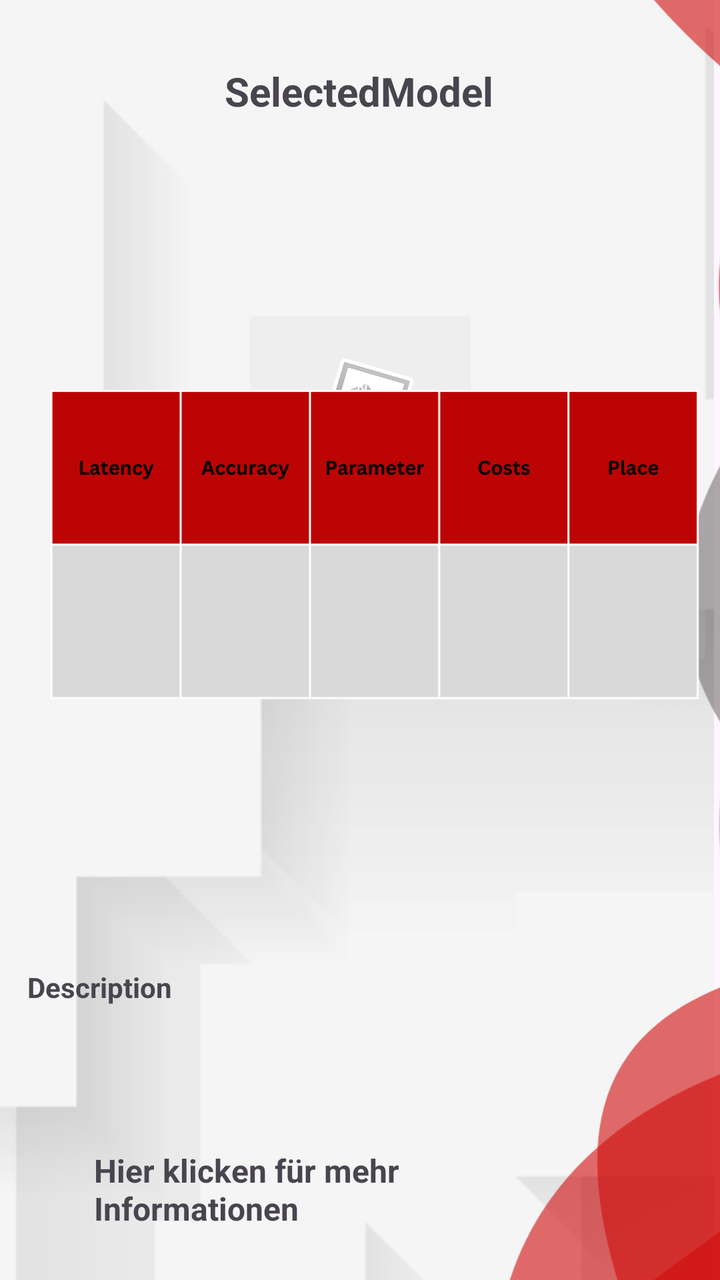
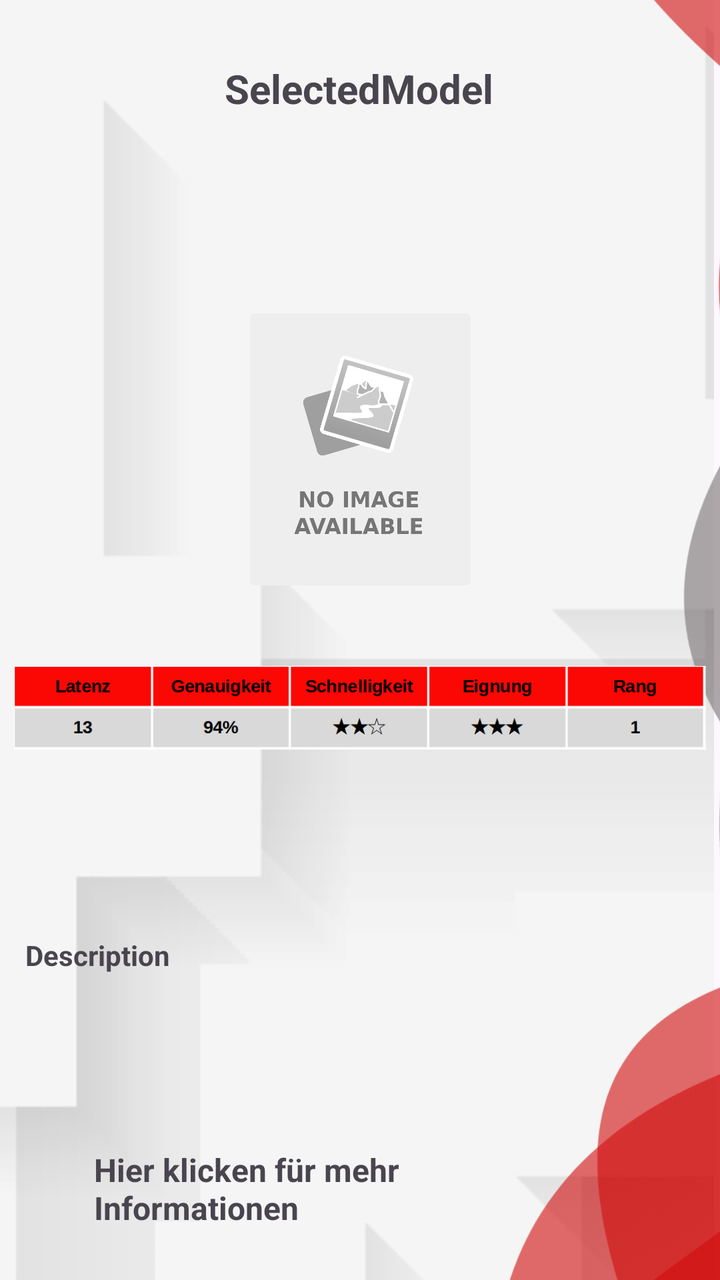

Screens rendered from an Android XML layout before and after an edit, with the pre-edit source and the edit as a unified diff.
<!-- AndroidManifest.xml: application theme Theme.TrafficSceneAnalyser -->
<!-- res/layout/activity_model_info.xml -->
<?xml version="1.0" encoding="utf-8"?>
<androidx.constraintlayout.widget.ConstraintLayout xmlns:android="http://schemas.android.com/apk/res/android"
    xmlns:app="http://schemas.android.com/apk/res-auto"
    xmlns:tools="http://schemas.android.com/tools"
    android:id="@+id/main"
    android:layout_width="match_parent"
    android:layout_height="match_parent"
    tools:context=".analysisInfoPage">

    

    <ImageView
        android:id="@+id/backg"
        android:layout_width="904dp"
        android:layout_height="897dp"
        app:layout_constraintBottom_toBottomOf="parent"
        app:layout_constraintEnd_toEndOf="parent"
        app:layout_constraintHorizontal_bias="1.0"
        app:layout_constraintStart_toStartOf="parent"
        app:layout_constraintTop_toTopOf="parent"
        app:layout_constraintVertical_bias="0.12"
        app:srcCompat="@drawable/background" />

    

    

    <ImageView
        android:id="@+id/imageView5"
        android:layout_width="484dp"
        android:layout_height="773dp"
        app:layout_constraintBottom_toBottomOf="parent"
        app:layout_constraintEnd_toEndOf="parent"
        app:layout_constraintHorizontal_bias="0.505"
        app:layout_constraintStart_toStartOf="parent"
        app:layout_constraintTop_toTopOf="parent"
        app:layout_constraintVertical_bias="0.941"
        app:srcCompat="@drawable/perfectlayout2" />

    <TextView
        android:id="@+id/modelInfoDescTextView"
        android:layout_width="333dp"
        android:layout_height="116dp"
        android:layout_marginTop="484dp"
        android:text="Description"
        android:textStyle="bold"
        app:layout_constraintEnd_toEndOf="parent"
        app:layout_constraintStart_toStartOf="parent"
        app:layout_constraintTop_toTopOf="parent" />

    <TextView
        android:id="@+id/modelInfoHeadlineTextview"
        android:layout_width="230dp"
        android:layout_height="70dp"
        android:text="SelectedModel"
        android:textAlignment="center"
        android:textSize="20sp"
        android:textStyle="bold"
        app:layout_constraintBottom_toTopOf="@+id/modelInfoDescTextView"
        app:layout_constraintEnd_toEndOf="parent"
        app:layout_constraintHorizontal_bias="0.496"
        app:layout_constraintStart_toStartOf="parent"
        app:layout_constraintTop_toTopOf="parent"
        app:layout_constraintVertical_bias="0.077" />

    <TextView
        android:id="@+id/modelInfoDevsTextView"
        android:layout_width="250dp"
        android:layout_height="53dp"
        android:layout_marginBottom="16dp"
        android:autoLink="web"
        android:text="@string/modelInfoDevs"
        android:textSize="16sp"
        android:textStyle="bold"
        app:layout_constraintBottom_toBottomOf="parent"
        app:layout_constraintEnd_toEndOf="parent"
        app:layout_constraintHorizontal_bias="0.426"
        app:layout_constraintStart_toStartOf="parent"
        app:layout_constraintTop_toBottomOf="@+id/modelInfoDescTextView"
        app:layout_constraintVertical_bias="0.891" />

    <TextView
        android:id="@+id/modelInfoCostsTextView"
        android:layout_width="233dp"
        android:layout_height="42dp"
        android:layout_marginBottom="16dp"
        android:text="@string/modelInfoCosts"
        android:textSize="16sp"
        android:textStyle="bold"
        app:layout_constraintBottom_toTopOf="@+id/modelInfoDevsTextView"
        app:layout_constraintEnd_toEndOf="parent"
        app:layout_constraintHorizontal_bias="0.381"
        app:layout_constraintStart_toStartOf="parent"
        app:layout_constraintTop_toBottomOf="@+id/modelInfoDescTextView"
        app:layout_constraintVertical_bias="0.862" />

    <ImageView
        android:id="@+id/modelInfoLogoImageView"
        android:layout_width="271dp"
        android:layout_height="136dp"
        android:layout_marginTop="56dp"
        app:layout_constraintBottom_toTopOf="@+id/modelInfoDescTextView"
        app:layout_constraintEnd_toEndOf="parent"
        app:layout_constraintStart_toStartOf="parent"
        app:layout_constraintTop_toBottomOf="@+id/modelInfoHeadlineTextview"
        app:layout_constraintVertical_bias="0.0"
        app:srcCompat="@drawable/image_not_found" />

    <ImageView
        android:id="@+id/modelInfoBenchmarkImageView"
        android:layout_width="355dp"
        android:layout_height="772dp"
        android:layout_marginTop="50dp"
        app:layout_constraintBottom_toBottomOf="@+id/imageView5"
        app:layout_constraintEnd_toEndOf="parent"
        app:layout_constraintHorizontal_bias="0.21"
        app:layout_constraintStart_toStartOf="parent"
        app:layout_constraintTop_toTopOf="@+id/modelInfoLogoImageView"
        app:layout_constraintVertical_bias="0.855"
        app:srcCompat="@drawable/tabelle" />

    


</androidx.constraintlayout.widget.ConstraintLayout>
<!-- resources referenced by this layout -->
<resources>
  <!-- drawable background: png bitmap (drawable-hdpi, 37305 bytes) -->
  <!-- drawable image_not_found: png bitmap (drawable, 38816 bytes) -->
  <!-- drawable perfectlayout2: png bitmap (drawable-hdpi, 51025 bytes) -->
  <!-- drawable tabelle: png bitmap (drawable, 19282 bytes) -->
  <string name="modelInfoCosts"> Hier klicken für aktuelle Preise </string>
  <string name="modelInfoDevs"> Hier klicken für mehr Informationen </string>
  <style name="Theme.TrafficSceneAnalyser" parent="Base.Theme.TrafficSceneAnalyser" />
  <style name="Base.Theme.TrafficSceneAnalyser" parent="Theme.Material3.DayNight.NoActionBar">
          
          
      </style>
</resources>

<!-- the commit's change to res/layout/activity_model_info.xml (unified diff, before → after) -->
@@ -39,9 +39,9 @@
 
     <TextView
         android:id="@+id/modelInfoDescTextView"
-        android:layout_width="333dp"
-        android:layout_height="116dp"
-        android:layout_marginTop="484dp"
+        android:layout_width="335dp"
+        android:layout_height="130dp"
+        android:layout_marginTop="468dp"
         android:text="Description"
         android:textStyle="bold"
         app:layout_constraintEnd_toEndOf="parent"
@@ -108,16 +108,16 @@
 
     <ImageView
         android:id="@+id/modelInfoBenchmarkImageView"
-        android:layout_width="355dp"
-        android:layout_height="772dp"
+        android:layout_width="346dp"
+        android:layout_height="78dp"
         android:layout_marginTop="50dp"
         app:layout_constraintBottom_toBottomOf="@+id/imageView5"
         app:layout_constraintEnd_toEndOf="parent"
-        app:layout_constraintHorizontal_bias="0.21"
+        app:layout_constraintHorizontal_bias="0.492"
         app:layout_constraintStart_toStartOf="parent"
         app:layout_constraintTop_toTopOf="@+id/modelInfoLogoImageView"
-        app:layout_constraintVertical_bias="0.855"
-        app:srcCompat="@drawable/tabelle" />
+        app:layout_constraintVertical_bias="0.298"
+        app:srcCompat="@drawable/gpt_4o_tabelle" />
 
     
 
<!-- resource entries referenced after the edit -->
@@ -1,9 +1,9 @@
 <!-- resources referenced by this layout -->
 <resources>
   <!-- drawable background: png bitmap (drawable-hdpi, 37305 bytes) -->
+  <!-- drawable gpt_4o_tabelle: png bitmap (drawable, 11316 bytes) -->
   <!-- drawable image_not_found: png bitmap (drawable, 38816 bytes) -->
   <!-- drawable perfectlayout2: png bitmap (drawable-hdpi, 51025 bytes) -->
-  <!-- drawable tabelle: png bitmap (drawable, 19282 bytes) -->
   <string name="modelInfoCosts"> Hier klicken für aktuelle Preise </string>
   <string name="modelInfoDevs"> Hier klicken für mehr Informationen </string>
   <style name="Theme.TrafficSceneAnalyser" parent="Base.Theme.TrafficSceneAnalyser" />
